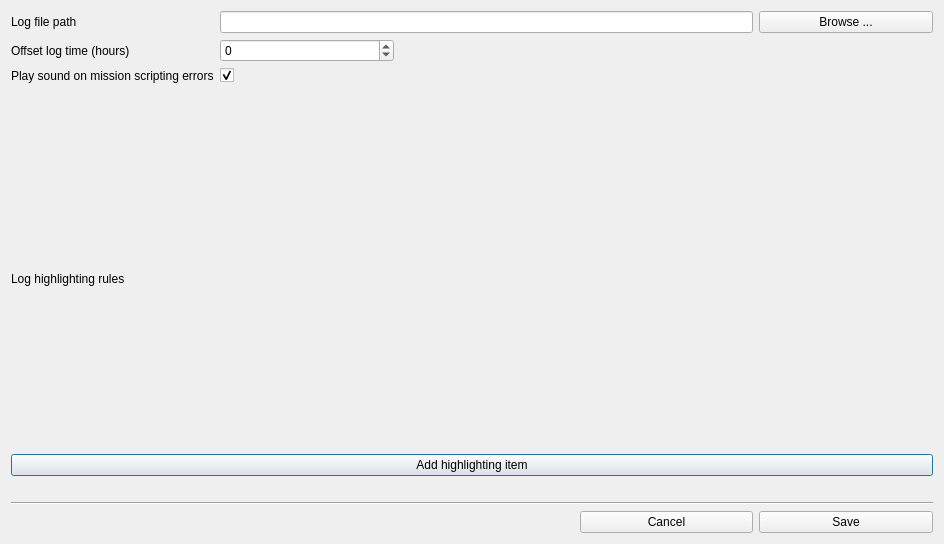
Old version of the form dcs_code_injector/ui/dcs_code_injector_settings_ui.ui in the repository nielsvaes/dcs_code_injector.
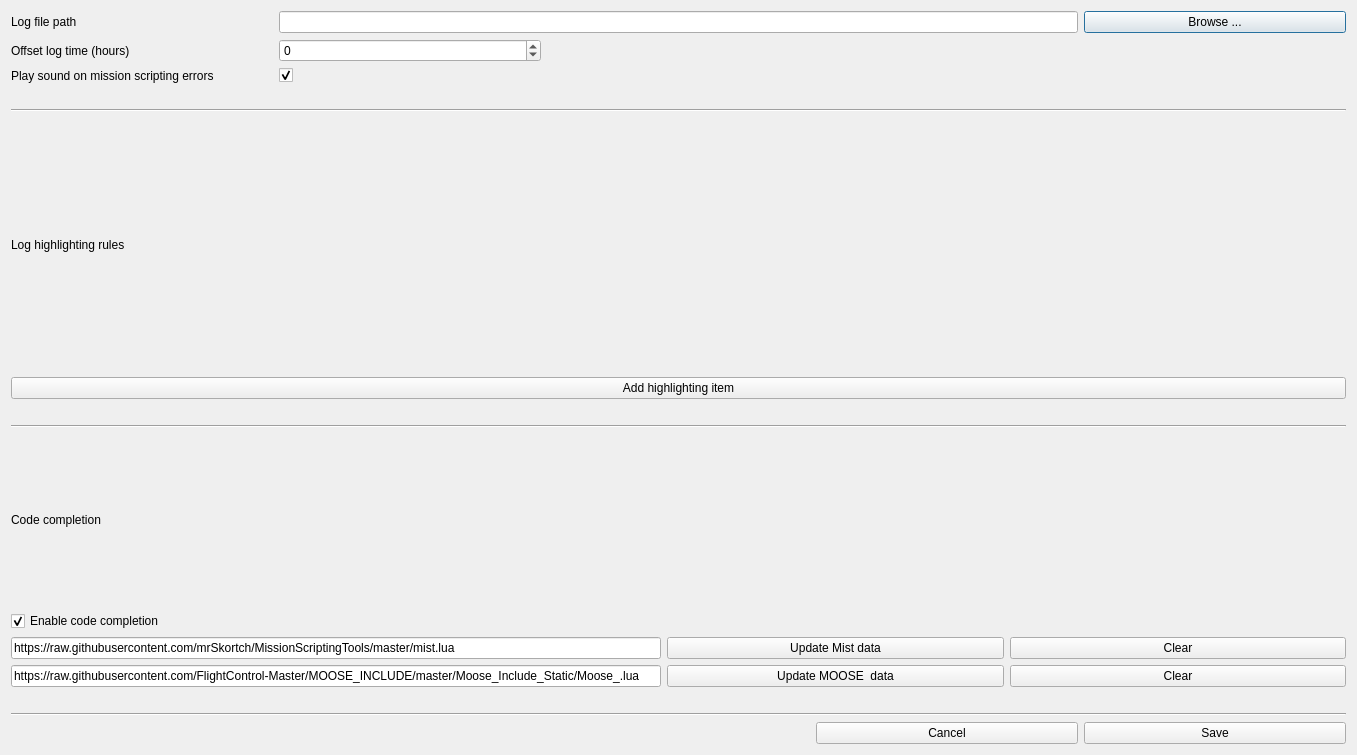
New version of the form.

Commit message: autocomplete settings updated

```diff
--- a/dcs_code_injector/ui/dcs_code_injector_settings_ui.ui
+++ b/dcs_code_injector/ui/dcs_code_injector_settings_ui.ui
@@ -6,14 +6,130 @@
    <rect>
     <x>0</x>
     <y>0</y>
-    <width>944</width>
-    <height>544</height>
+    <width>1357</width>
+    <height>755</height>
    </rect>
   </property>
   <property name="windowTitle">
    <string>Settings</string>
   </property>
   <layout class="QGridLayout" name="gridLayout">
+   <item row="0" column="4">
+    <widget class="QPushButton" name="btn_browse">
+     <property name="text">
+      <string>Browse ...</string>
+     </property>
+    </widget>
+   </item>
+   <item row="3" column="0">
+    <widget class="QLabel" name="label">
+     <property name="text">
+      <string>Play sound on mission scripting errors</string>
+     </property>
+    </widget>
+   </item>
+   <item row="11" column="0" colspan="5">
+    <layout class="QVBoxLayout" name="code_completion_layout">
+     <item>
+      <widget class="QLabel" name="label_3">
+       <property name="text">
+        <string>Code completion</string>
+       </property>
+      </widget>
+     </item>
+     <item>
+      <widget class="QCheckBox" name="chk_enable_code_completion">
+       <property name="text">
+        <string>Enable code completion</string>
+       </property>
+       <property name="checked">
+        <bool>true</bool>
+       </property>
+      </widget>
+     </item>
+     <item>
+      <layout class="QHBoxLayout" name="horizontalLayout_5">
+       <item>
+        <widget class="QLineEdit" name="txt_mist_url">
+         <property name="sizePolicy">
+          <sizepolicy hsizetype="Fixed" vsizetype="Fixed">
+           <horstretch>0</horstretch>
+           <verstretch>0</verstretch>
+          </sizepolicy>
+         </property>
+         <property name="minimumSize">
+          <size>
+           <width>650</width>
+           <height>0</height>
+          </size>
+         </property>
+         <property name="text">
+          <string>https://raw.githubusercontent.com/mrSkortch/MissionScriptingTools/master/mist.lua</string>
+         </property>
+        </widget>
+       </item>
+       <item>
+        <widget class="QPushButton" name="btn_update_mist_data">
+         <property name="text">
+          <string>Update Mist data</string>
+         </property>
+        </widget>
+       </item>
+       <item>
+        <widget class="QPushButton" name="btn_clear_mist">
+         <property name="text">
+          <string>Clear</string>
+         </property>
+        </widget>
+       </item>
+      </layout>
+     </item>
+     <item>
+      <layout class="QHBoxLayout" name="horizontalLayout_4">
+       <item>
+        <widget class="QLineEdit" name="txt_moose_url">
+         <property name="sizePolicy">
+          <sizepolicy hsizetype="Fixed" vsizetype="Fixed">
+           <horstretch>0</horstretch>
+           <verstretch>0</verstretch>
+          </sizepolicy>
+         </property>
+         <property name="minimumSize">
+          <size>
+           <width>650</width>
+           <height>0</height>
+          </size>
+         </property>
+         <property name="text">
+          <string>https://raw.githubusercontent.com/FlightControl-Master/MOOSE_INCLUDE/master/Moose_Include_Static/Moose_.lua</string>
+         </property>
+        </widget>
+       </item>
+       <item>
+        <widget class="QPushButton" name="btn_update_MOOSE_data">
+         <property name="text">
+          <string>Update MOOSE  data</string>
+         </property>
+        </widget>
+       </item>
+       <item>
+        <widget class="QPushButton" name="btn_clear_MOOSE">
+         <property name="text">
+          <string>Clear</string>
+         </property>
+        </widget>
+       </item>
+      </layout>
+     </item>
+    </layout>
+   </item>
+   <item row="6" column="0" colspan="5">
+    <widget class="Line" name="line_2">
+     <property name="orientation">
+      <enum>Qt::Horizontal</enum>
+     </property>
+    </widget>
+   </item>
    <item row="8" column="0" colspan="5">
     <layout class="QVBoxLayout" name="log_highlighting_rules_layout">
      <item>
@@ -25,17 +141,42 @@
      </item>
     </layout>
    </item>
-   <item row="0" column="0">
-    <widget class="QLabel" name="temp_folder_3">
-     <property name="text">
-      <string>Log file path</string>
+   <item row="5" column="0">
+    <spacer name="verticalSpacer_2">
+     <property name="orientation">
+      <enum>Qt::Vertical</enum>
      </property>
-    </widget>
+     <property name="sizeType">
+      <enum>QSizePolicy::Fixed</enum>
+     </property>
+     <property name="sizeHint" stdset="0">
+      <size>
+       <width>20</width>
+       <height>20</height>
+      </size>
+     </property>
+    </spacer>
    </item>
-   <item row="11" column="4">
-    <widget class="QPushButton" name="btn_save">
-     <property name="text">
-      <string>Save</string>
+   <item row="9" column="0">
+    <spacer name="verticalSpacer_4">
+     <property name="orientation">
+      <enum>Qt::Vertical</enum>
+     </property>
+     <property name="sizeType">
+      <enum>QSizePolicy::Fixed</enum>
+     </property>
+     <property name="sizeHint" stdset="0">
+      <size>
+       <width>20</width>
+       <height>20</height>
+      </size>
+     </property>
+    </spacer>
+   </item>
+   <item row="13" column="0" colspan="5">
+    <widget class="Line" name="line">
+     <property name="orientation">
+      <enum>Qt::Horizontal</enum>
      </property>
     </widget>
    </item>
@@ -53,59 +194,6 @@
      </property>
     </widget>
    </item>
-   <item row="11" column="3">
-    <widget class="QPushButton" name="btn_cancel">
-     <property name="text">
-      <string>Cancel</string>
-     </property>
-    </widget>
-   </item>
-   <item row="5" column="0">
-    <spacer name="verticalSpacer_2">
-     <property name="orientation">
-      <enum>Qt::Vertical</enum>
-     </property>
-     <property name="sizeType">
-      <enum>QSizePolicy::Fixed</enum>
-     </property>
-     <property name="sizeHint" stdset="0">
-      <size>
-       <width>20</width>
-       <height>20</height>
-      </size>
-     </property>
-    </spacer>
-   </item>
-   <item row="0" column="4">
-    <widget class="QPushButton" name="btn_browse">
-     <property name="text">
-      <string>Browse ...</string>
-     </property>
-    </widget>
-   </item>
-   <item row="10" column="0" colspan="5">
-    <widget class="Line" name="line">
-     <property name="orientation">
-      <enum>Qt::Horizontal</enum>
-     </property>
-    </widget>
-   </item>
-   <item row="9" column="1">
-    <spacer name="verticalSpacer">
-     <property name="orientation">
-      <enum>Qt::Vertical</enum>
-     </property>
-     <property name="sizeType">
-      <enum>QSizePolicy::Fixed</enum>
-     </property>
-     <property name="sizeHint" stdset="0">
-      <size>
-       <width>20</width>
-       <height>20</height>
-      </size>
-     </property>
-    </spacer>
-   </item>
    <item row="1" column="1">
     <widget class="QSpinBox" name="spin_offset_time">
      <property name="minimum">
@@ -116,6 +204,43 @@
      </property>
     </widget>
    </item>
+   <item row="0" column="0">
+    <widget class="QLabel" name="temp_folder_3">
+     <property name="text">
+      <string>Log file path</string>
+     </property>
+    </widget>
+   </item>
+   <item row="12" column="1">
+    <spacer name="verticalSpacer">
+     <property name="orientation">
+      <enum>Qt::Vertical</enum>
+     </property>
+     <property name="sizeType">
+      <enum>QSizePolicy::Fixed</enum>
+     </property>
+     <property name="sizeHint" stdset="0">
+      <size>
+       <width>20</width>
+       <height>20</height>
+      </size>
+     </property>
+    </spacer>
+   </item>
+   <item row="14" column="3">
+    <widget class="QPushButton" name="btn_cancel">
+     <property name="text">
+      <string>Cancel</string>
+     </property>
+    </widget>
+   </item>
+   <item row="14" column="4">
+    <widget class="QPushButton" name="btn_save">
+     <property name="text">
+      <string>Save</string>
+     </property>
+    </widget>
+   </item>
    <item row="3" column="1">
     <widget class="QCheckBox" name="chk_play_sound_on_mission_scripting_errors">
      <property name="text">
@@ -136,10 +261,10 @@
      </property>
     </widget>
    </item>
-   <item row="3" column="0">
-    <widget class="QLabel" name="label">
-     <property name="text">
-      <string>Play sound on mission scripting errors</string>
+   <item row="10" column="0" colspan="5">
+    <widget class="Line" name="line_3">
+     <property name="orientation">
+      <enum>Qt::Horizontal</enum>
      </property>
     </widget>
    </item>
```
The commit also changes 6 other files.
